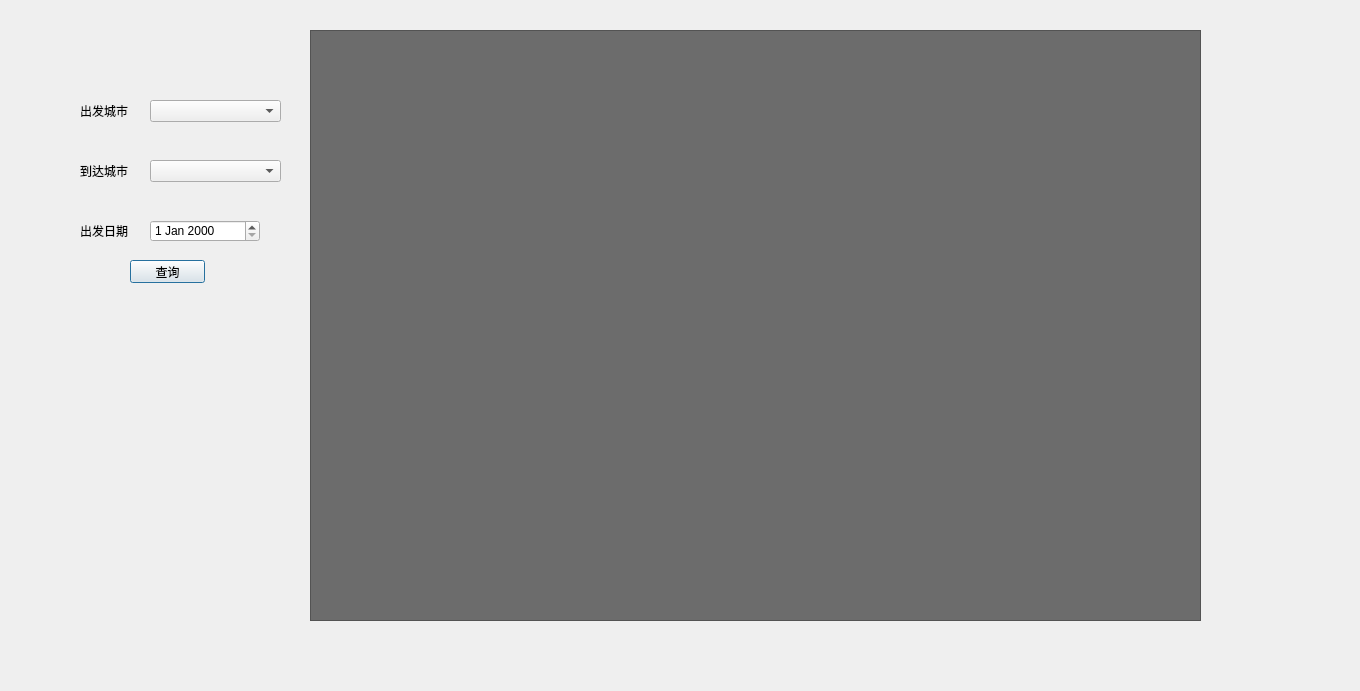
Dansheng/FlightSystem, file findflight.ui: the form before one commit.
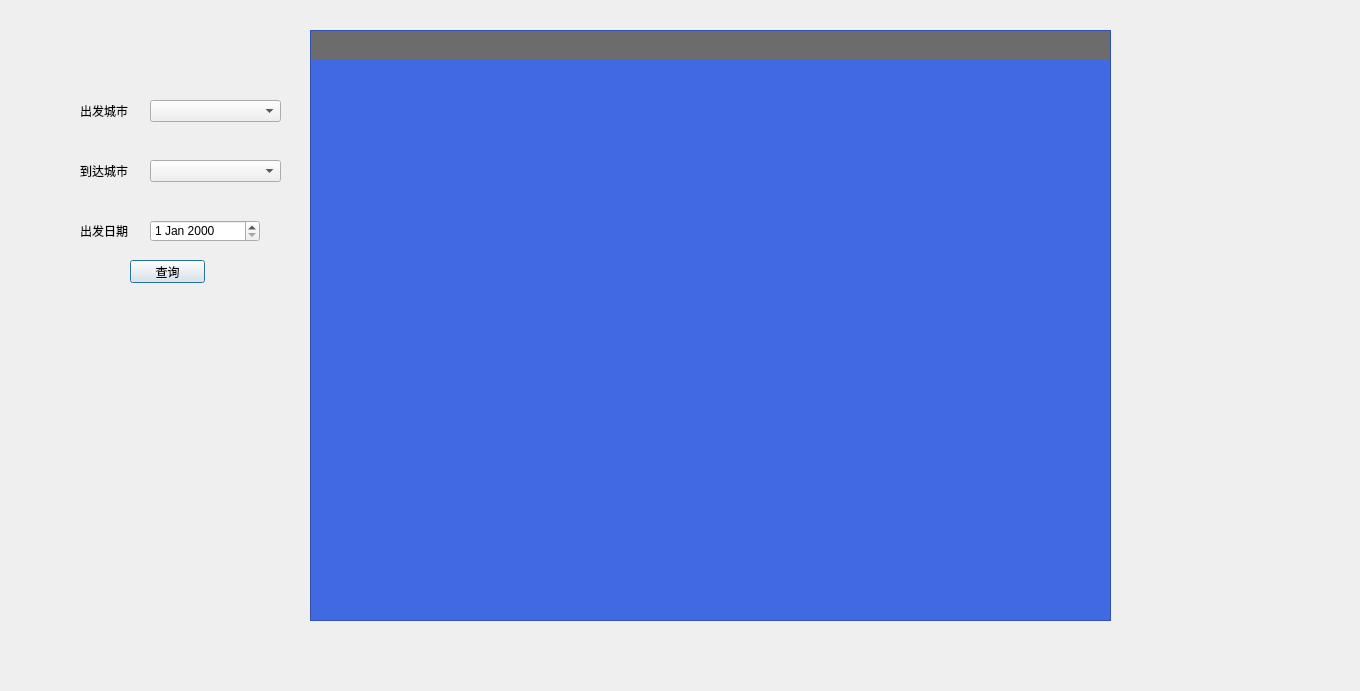
The form after the commit.

Patch:
```diff
--- a/findflight.ui
+++ b/findflight.ui
@@ -16,8 +16,19 @@
   <property name="styleSheet">
    <string notr="true">#TableView{
 	color:white;
-    background-color: rgb(108, 108, 108);
-}</string>
+    background-color: rgb(65,105,225);
+}
+QHeaderView {
+    color: black;
+    font: bold 10pt;
+    background-color: rgb(108, 108, 108);/*设置表头空白区域背景色*/
+    border: 0px solid rgb(144, 144, 144);
+    border:0px solid rgb(191,191,191);
+    border-left-color: rgba(255, 255, 255, 0);
+    border-top-color: rgba(255, 255, 255, 0);
+    border-radius:0px;
+    min-height:29px;
+} </string>
   </property>
   <widget class="QLabel" name="CityStart_Label">
    <property name="geometry">
@@ -109,7 +120,7 @@
     <rect>
      <x>310</x>
      <y>30</y>
-     <width>891</width>
+     <width>801</width>
      <height>591</height>
     </rect>
    </property>
```
